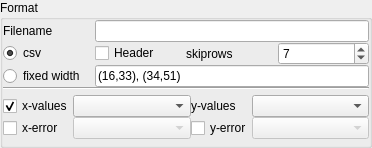
Fluorescence-Tools/chisurf, file mfm/io/csvInput.ui: the form before one commit.
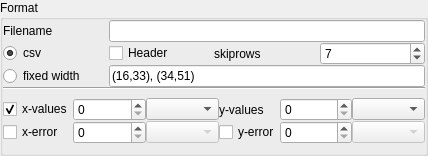
The form after the commit.

```diff
--- a/mfm/io/csvInput.ui
+++ b/mfm/io/csvInput.ui
@@ -6,8 +6,8 @@
    <rect>
     <x>0</x>
     <y>0</y>
-    <width>372</width>
-    <height>148</height>
+    <width>428</width>
+    <height>156</height>
    </rect>
   </property>
   <property name="windowTitle">
@@ -172,7 +172,7 @@
            <property name="spacing">
             <number>0</number>
            </property>
-           <item row="1" column="1">
+           <item row="1" column="2">
             <widget class="QComboBox" name="comboBox_error_x_column">
              <property name="enabled">
               <bool>false</bool>
@@ -182,6 +182,13 @@
              </property>
             </widget>
            </item>
+           <item row="0" column="5">
+            <widget class="QComboBox" name="comboBox_y_column">
+             <property name="editable">
+              <bool>false</bool>
+             </property>
+            </widget>
+           </item>
            <item row="1" column="0">
             <widget class="QCheckBox" name="checkBox_3">
              <property name="sizePolicy">
@@ -198,14 +205,7 @@
              </property>
             </widget>
            </item>
-           <item row="0" column="3">
-            <widget class="QComboBox" name="comboBox_y_column">
-             <property name="editable">
-              <bool>false</bool>
-             </property>
-            </widget>
-           </item>
-           <item row="1" column="2">
+           <item row="1" column="3">
             <widget class="QCheckBox" name="checkBox_4">
              <property name="sizePolicy">
               <sizepolicy hsizetype="Fixed" vsizetype="Fixed">
@@ -221,7 +221,7 @@
              </property>
             </widget>
            </item>
-           <item row="1" column="3">
+           <item row="1" column="5">
             <widget class="QComboBox" name="comboBox_error_y_column">
              <property name="enabled">
               <bool>false</bool>
@@ -247,14 +247,14 @@
              </property>
             </widget>
            </item>
-           <item row="0" column="1">
-            <widget class="QComboBox" name="comboBox_x_column">
-             <property name="editable">
-              <bool>false</bool>
-             </property>
-            </widget>
-           </item>
            <item row="0" column="2">
+            <widget class="QComboBox" name="comboBox_x_column">
+             <property name="editable">
+              <bool>false</bool>
+             </property>
+            </widget>
+           </item>
+           <item row="0" column="3">
             <widget class="QLabel" name="label_3">
              <property name="sizePolicy">
               <sizepolicy hsizetype="Fixed" vsizetype="Preferred">
@@ -267,6 +267,18 @@
              </property>
             </widget>
            </item>
+           <item row="1" column="1">
+            <widget class="QSpinBox" name="spinBox_3"/>
+           </item>
+           <item row="0" column="1">
+            <widget class="QSpinBox" name="spinBox_2"/>
+           </item>
+           <item row="0" column="4">
+            <widget class="QSpinBox" name="spinBox_4"/>
+           </item>
+           <item row="1" column="4">
+            <widget class="QSpinBox" name="spinBox_5"/>
+           </item>
           </layout>
          </item>
         </layout>
```
Left out of the diff: 64 changed lines with no effect on the pictures.
